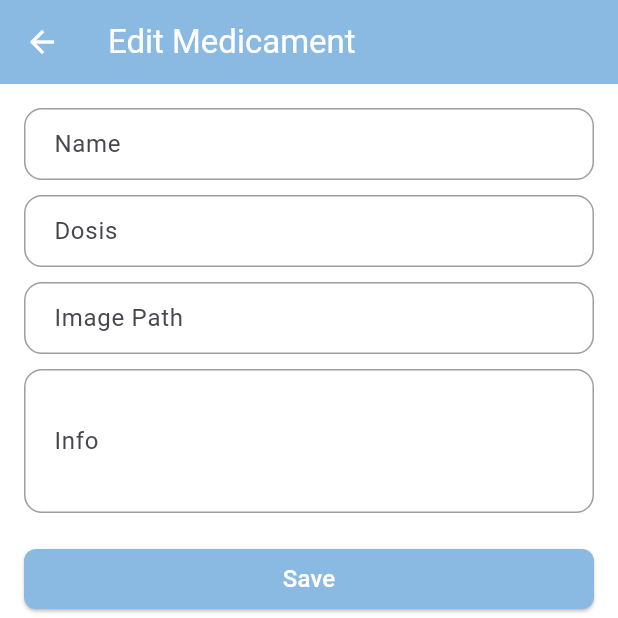
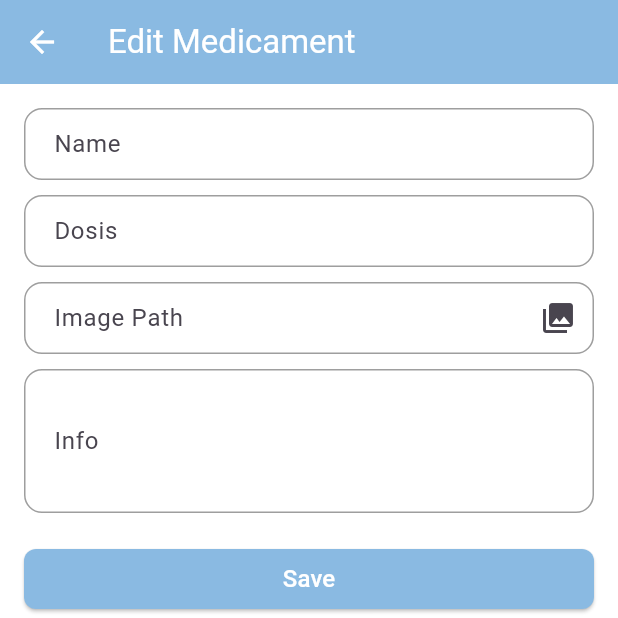
Before and after one commit to Brayteh/dr-time, a Flutter app: the EditMedPage screen opened directly with empty values, on a phone screen of 412 x 824 dp, the top half of it. Run offline on Flutter 3.47's test engine with Material 3 defaults, Android fonts, the phone set to English and light mode, and no system bars; our stand-ins replace image_picker.

Commit message:
editPage chose a new pic from galary

```diff
--- a/dr_time/lib/screens/edit.dart
+++ b/dr_time/lib/screens/edit.dart
@@ -2,6 +2,7 @@ import 'package:dr_time/domain/medicament.dart';
 
 import '../data/database_repository.dart';
 import 'package:flutter/material.dart';
+import 'package:image_picker/image_picker.dart';
 
 class EditMedPage extends StatefulWidget {
   final DatabaseRepository db;
@@ -57,13 +58,22 @@ class _EditMedPageState extends State<EditMedPage> {
     imageController = TextEditingController(text: widget.imagePath);
   }
 
-  @override
+  @override // man3 tasarob zekra
   void dispose() {
     nameController.dispose();
     dosisController.dispose();
     infoController.dispose();
     imageController.dispose();
     super.dispose();
+  }
+  void _pickImage() async{
+    final picker = ImagePicker();
+    final PickedFile = await picker.pickImage(source: ImageSource.gallery);
+    if (PickedFile != null){
+      setState(() {
+        imageController.text = PickedFile.path;
+      });
+    }
   }
 
 
@@ -89,9 +99,17 @@ class _EditMedPageState extends State<EditMedPage> {
               decoration: const InputDecoration(labelText: "Dosis"),
             ),
             const SizedBox(height: 10),
-            TextField(
-              controller: imageController,
-              decoration: const InputDecoration(labelText: "Image Path"),
+            GestureDetector(
+              onTap: _pickImage,
+              child: AbsorbPointer(
+                child: TextField(
+                  controller: imageController,
+                  decoration: const InputDecoration(
+                    labelText: "Image Path",
+                    suffixIcon: Icon(Icons.photo_library),
+                    ),
+                ),
+              ),
             ),
             const SizedBox(height: 10),
             TextField(
```
